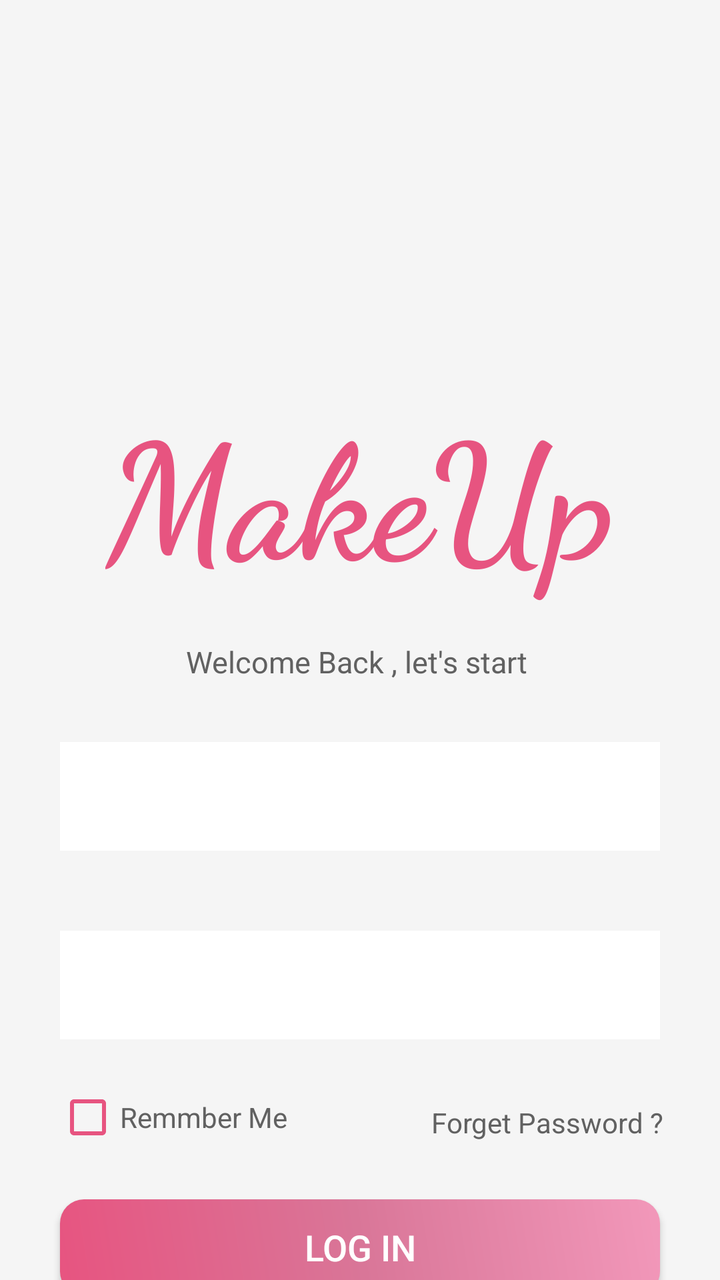
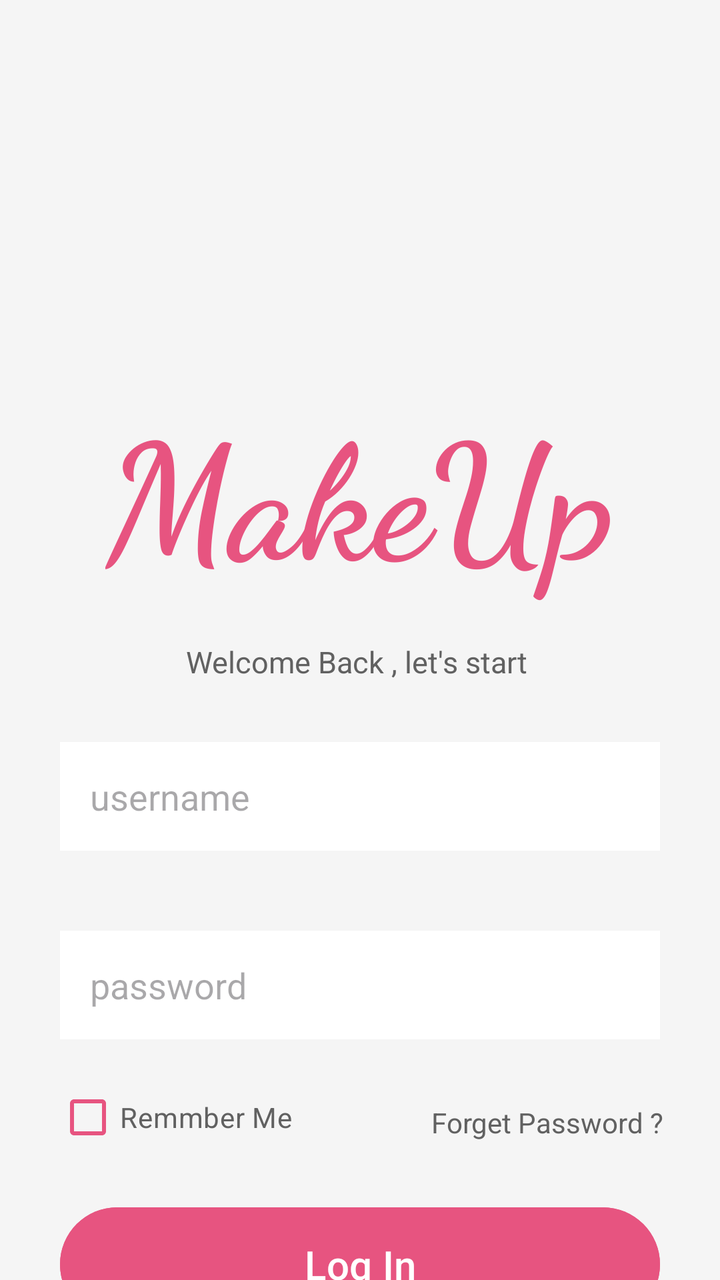

The first picture is an Android layout as it rendered before a commit; the second is the same layout after the commit. The layout source and the unified diff follow.
<!-- AndroidManifest.xml: application theme Theme.MakeupProject -->
<!-- res/layout/activity_login.xml -->
<?xml version="1.0" encoding="utf-8"?>
<androidx.constraintlayout.widget.ConstraintLayout xmlns:android="http://schemas.android.com/apk/res/android"
    xmlns:app="http://schemas.android.com/apk/res-auto"
    xmlns:tools="http://schemas.android.com/tools"
    android:id="@+id/main"
    android:layout_width="match_parent"
    android:layout_height="match_parent"
    android:background="@color/gray_light"
    tools:context=".Login">

    <TextView
        android:id="@+id/textView"
        android:layout_width="wrap_content"
        android:layout_height="wrap_content"
        android:layout_marginTop="190dp"
        android:fontFamily="cursive"
        android:text="MakeUp"
        android:textColor="@color/pink"
        android:textSize="80sp"
        android:textStyle="bold"
        app:layout_constraintEnd_toEndOf="parent"
        app:layout_constraintStart_toStartOf="parent"
        app:layout_constraintTop_toTopOf="parent" />

    <TextView
        android:id="@+id/textView4"
        android:layout_width="wrap_content"
        android:layout_height="wrap_content"
        android:layout_marginTop="20dp"
        android:text="Welcome Back , let's start "
        android:textColor="@color/gray_dark"
        android:textSize="15sp"
        app:layout_constraintEnd_toEndOf="parent"
        app:layout_constraintStart_toStartOf="parent"
        app:layout_constraintTop_toBottomOf="@+id/textView" />

    <EditText
        android:id="@+id/button"
        android:layout_width="match_parent"
        android:layout_height="wrap_content"
        android:layout_marginLeft="30dp"
        android:layout_marginTop="30dp"
        android:layout_marginRight="30dp"
        android:background="@color/white"
        android:hint="username"
        android:inputType="text"
        android:padding="15dp"
        android:textColor="@color/gray"
        android:textSize="18dp"
        app:layout_constraintEnd_toEndOf="parent"
        app:layout_constraintStart_toStartOf="parent"
        app:layout_constraintTop_toBottomOf="@+id/textView4" />

    <EditText
        android:id="@+id/button2"
        android:layout_width="match_parent"
        android:layout_height="wrap_content"
        android:layout_marginTop="40dp"
        android:layout_marginRight="30dp"
        android:layout_marginLeft="30dp"
        android:background="@color/white"
        android:hint="password"
        android:textColor="@color/gray"
        android:padding="15dp"
        android:textSize="18sp"
        android:inputType="textPassword"
        app:layout_constraintEnd_toEndOf="parent"
        app:layout_constraintStart_toStartOf="parent"
        app:layout_constraintTop_toBottomOf="@+id/button" />

    <CheckBox
        android:id="@+id/ra_Yes"
        android:layout_width="wrap_content"
        android:layout_height="48dp"
        android:layout_marginStart="28dp"
        android:layout_marginTop="15dp"
        android:buttonTint="@color/pink"
        android:text="Remmber Me"
        android:textColor="@color/gray_dark"
        app:layout_constraintStart_toStartOf="parent"
        app:layout_constraintTop_toBottomOf="@+id/button2" />

    <TextView
        android:layout_width="wrap_content"
        android:layout_height="wrap_content"
        android:layout_marginTop="32dp"
        android:text="Forget Password ? "
        android:textColor="@color/gray_dark"
        android:textSize="14sp"
        app:layout_constraintEnd_toEndOf="parent"
        app:layout_constraintHorizontal_bias="0.896"
        app:layout_constraintStart_toStartOf="parent"
        app:layout_constraintTop_toBottomOf="@+id/button2" />

    <Button
        android:id="@+id/button3"
        android:layout_width="match_parent"
        android:layout_height="wrap_content"
        android:layout_marginTop="80dp"
        android:layout_marginRight="30dp"
        android:layout_marginLeft="30dp"
        android:background="@drawable/button"
        android:text="Log In"
        android:textColor="@color/white"
        android:textSize="18dp"
        app:layout_constraintEnd_toEndOf="parent"
        app:layout_constraintHorizontal_bias="0.495"
        app:layout_constraintStart_toStartOf="parent"
        app:layout_constraintTop_toBottomOf="@+id/button2" />

    <TextView
        android:id="@+id/textView2"
        android:layout_width="wrap_content"
        android:layout_height="wrap_content"
        android:layout_marginStart="92dp"
        android:layout_marginTop="28dp"
        android:text="Don't have an account ?"
        android:textColor="@color/gray_dark"
        android:textSize="16sp"
        app:layout_constraintStart_toStartOf="parent"
        app:layout_constraintTop_toBottomOf="@+id/button3" />

    <TextView
        android:id="@+id/textLogin"
        android:layout_width="wrap_content"
        android:layout_height="wrap_content"
        android:layout_marginTop="28dp"
        android:text="Sign Up"
        android:textColor="@color/pink3"
        android:textSize="16sp"
        android:textStyle="bold"
        app:layout_constraintEnd_toEndOf="parent"
        app:layout_constraintHorizontal_bias="0.081"
        app:layout_constraintStart_toEndOf="@+id/textView2"
        app:layout_constraintTop_toBottomOf="@+id/button3" />

</androidx.constraintlayout.widget.ConstraintLayout>
<!-- resources referenced by this layout -->
<resources>
  <color name="gray">#9E9E9E</color>
  <color name="gray_dark">#616161</color>
  <color name="gray_light">#F5F5F5</color>
  <color name="pink">#E75480</color>
  <color name="pink3">#D97698</color>
  <color name="white">#FFFFFFFF</color>
  <!-- drawable button (drawable) -->
  <?xml version="1.0" encoding="utf-8"?>
  <shape xmlns:android="http://schemas.android.com/apk/res/android" >
      <gradient
          android:startColor="@color/pink"
          android:centerColor="@color/pink3"
          android:endColor="#F298BA"
          android:angle="45" />
      <corners android:radius="12dp" />
  </shape>
  <style name="Theme.MakeupProject" parent="Base.Theme.MakeupProject" />
  <style name="Base.Theme.MakeupProject" parent="Theme.AppCompat.NoActionBar">
          
          
      </style>
</resources>

<!-- the commit's change to res/layout/activity_login.xml (unified diff, before → after) -->
@@ -99,10 +99,11 @@
         android:layout_marginTop="80dp"
         android:layout_marginRight="30dp"
         android:layout_marginLeft="30dp"
-        android:background="@drawable/button"
+        android:backgroundTint="@color/pink"
         android:text="Log In"
         android:textColor="@color/white"
-        android:textSize="18dp"
+        android:textSize="20sp"
+        android:padding="15dp"
         app:layout_constraintEnd_toEndOf="parent"
         app:layout_constraintHorizontal_bias="0.495"
         app:layout_constraintStart_toStartOf="parent"
<!-- resource entries referenced after the edit -->
@@ -6,18 +6,8 @@
   <color name="pink">#E75480</color>
   <color name="pink3">#D97698</color>
   <color name="white">#FFFFFFFF</color>
-  <!-- drawable button (drawable) -->
-  <?xml version="1.0" encoding="utf-8"?>
-  <shape xmlns:android="http://schemas.android.com/apk/res/android" >
-      <gradient
-          android:startColor="@color/pink"
-          android:centerColor="@color/pink3"
-          android:endColor="#F298BA"
-          android:angle="45" />
-      <corners android:radius="12dp" />
-  </shape>
   <style name="Theme.MakeupProject" parent="Base.Theme.MakeupProject" />
-  <style name="Base.Theme.MakeupProject" parent="Theme.AppCompat.NoActionBar">
+  <style name="Base.Theme.MakeupProject" parent="Theme.Material3.DayNight.NoActionBar">
           
           
       </style>
